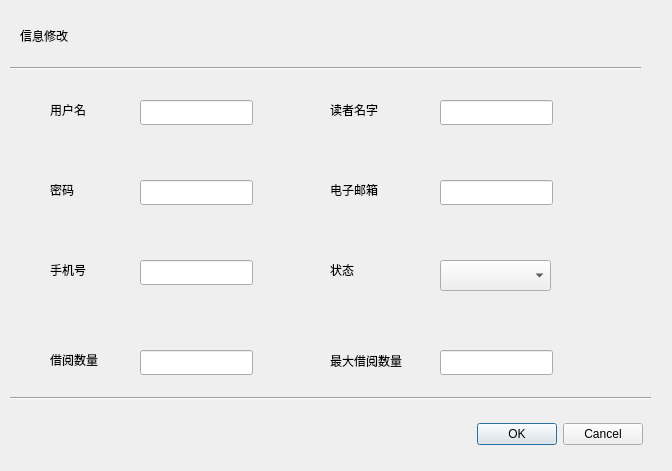
The window that LibraryManager/readerinformationmanagermodifydialog.ui (Guodanding/713topteam_LibraryManagerSystem) describes before a commit, drawn with Qt 5.
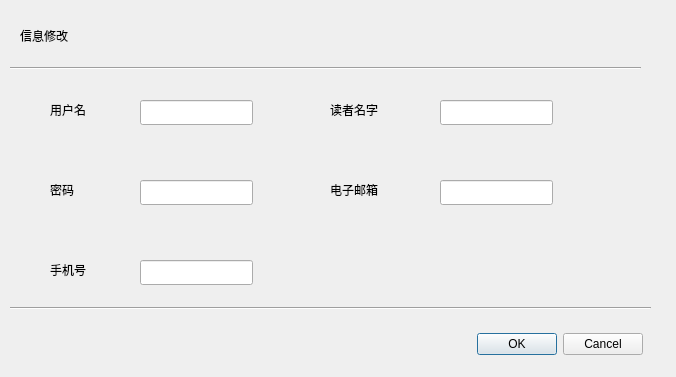
The same window after the commit.

```diff
--- a/LibraryManager/readerinformationmanagermodifydialog.ui
+++ b/LibraryManager/readerinformationmanagermodifydialog.ui
@@ -6,8 +6,8 @@
    <rect>
     <x>0</x>
     <y>0</y>
-    <width>672</width>
-    <height>471</height>
+    <width>676</width>
+    <height>377</height>
    </rect>
   </property>
   <property name="windowTitle">
@@ -53,16 +53,6 @@
     </rect>
    </property>
   </widget>
-  <widget class="QLineEdit" name="lend_numLineEdit">
-   <property name="geometry">
-    <rect>
-     <x>140</x>
-     <y>350</y>
-     <width>113</width>
-     <height>25</height>
-    </rect>
-   </property>
-  </widget>
   <widget class="QLineEdit" name="emailLineEdit">
    <property name="geometry">
     <rect>
@@ -73,16 +63,6 @@
     </rect>
    </property>
   </widget>
-  <widget class="QLineEdit" name="max_numLineEdit">
-   <property name="geometry">
-    <rect>
-     <x>440</x>
-     <y>350</y>
-     <width>113</width>
-     <height>25</height>
-    </rect>
-   </property>
-  </widget>
   <widget class="QLabel" name="label">
    <property name="geometry">
     <rect>
@@ -122,19 +102,6 @@
     <string>手机号</string>
    </property>
   </widget>
-  <widget class="QLabel" name="label_4">
-   <property name="geometry">
-    <rect>
-     <x>50</x>
-     <y>350</y>
-     <width>69</width>
-     <height>20</height>
-    </rect>
-   </property>
-   <property name="text">
-    <string>借阅数量</string>
-   </property>
-  </widget>
   <widget class="QLabel" name="label_5">
    <property name="geometry">
     <rect>
@@ -161,37 +128,11 @@
     <string>电子邮箱</string>
    </property>
   </widget>
-  <widget class="QLabel" name="label_7">
-   <property name="geometry">
-    <rect>
-     <x>330</x>
-     <y>260</y>
-     <width>69</width>
-     <height>20</height>
-    </rect>
-   </property>
-   <property name="text">
-    <string>状态</string>
-   </property>
-  </widget>
-  <widget class="QLabel" name="label_8">
-   <property name="geometry">
-    <rect>
-     <x>330</x>
-     <y>350</y>
-     <width>91</width>
-     <height>21</height>
-    </rect>
-   </property>
-   <property name="text">
-    <string>最大借阅数量</string>
-   </property>
-  </widget>
   <widget class="Line" name="line">
    <property name="geometry">
     <rect>
      <x>10</x>
-     <y>390</y>
+     <y>300</y>
      <width>641</width>
      <height>16</height>
     </rect>
@@ -226,21 +167,11 @@
     <string>信息修改</string>
    </property>
   </widget>
-  <widget class="QComboBox" name="statuscomboBox">
-   <property name="geometry">
-    <rect>
-     <x>440</x>
-     <y>260</y>
-     <width>111</width>
-     <height>31</height>
-    </rect>
-   </property>
-  </widget>
   <widget class="QDialogButtonBox" name="buttonBox">
    <property name="geometry">
     <rect>
      <x>450</x>
-     <y>420</y>
+     <y>330</y>
      <width>193</width>
      <height>29</height>
     </rect>
```
